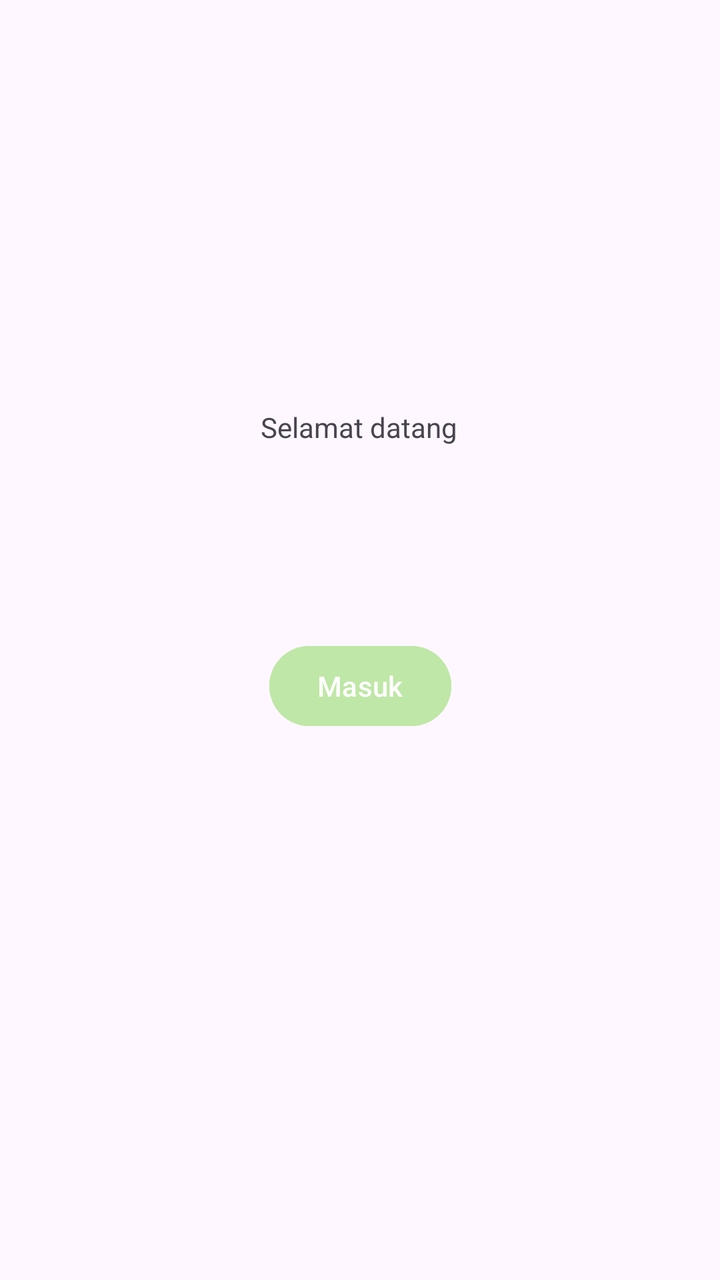
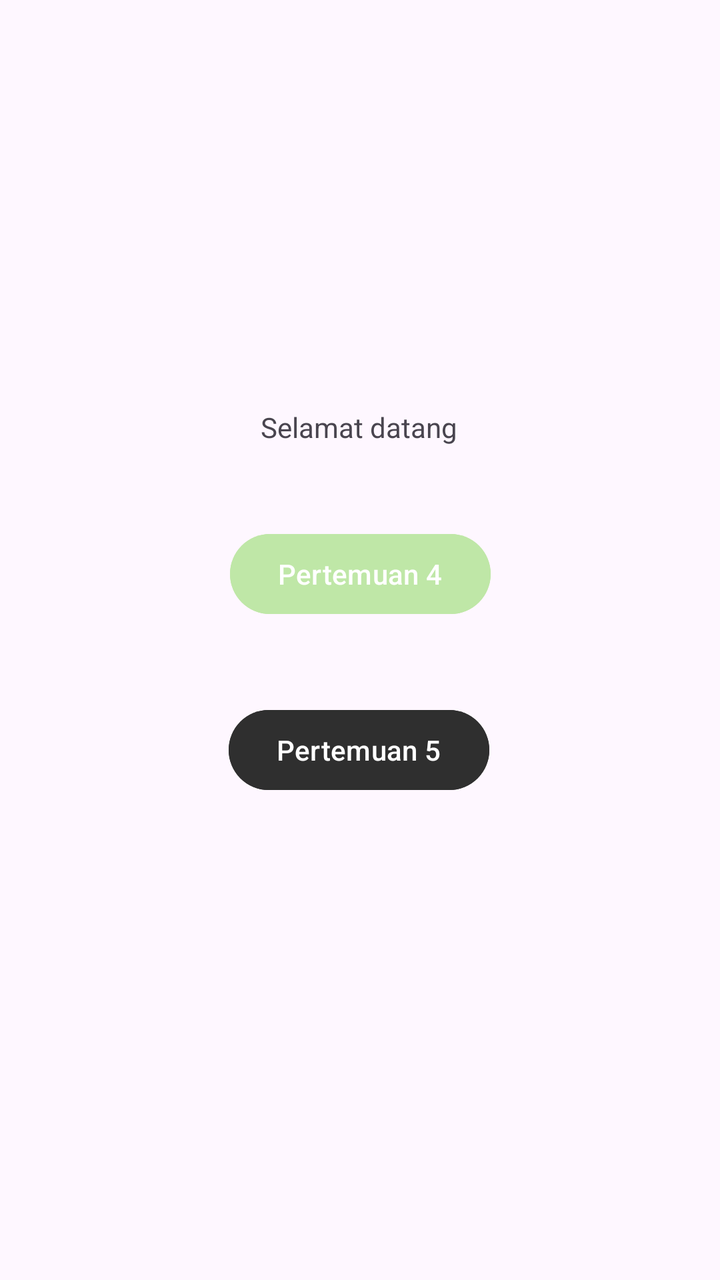

Two renders of the same Android screen: before a commit and after it. Below are the layout's source before the change and the commit's diff.
<!-- AndroidManifest.xml: application theme Theme.Aisyah3TIF -->
<!-- res/layout/activity_main.xml -->
<?xml version="1.0" encoding="utf-8"?>
<androidx.constraintlayout.widget.ConstraintLayout xmlns:android="http://schemas.android.com/apk/res/android"
    xmlns:app="http://schemas.android.com/apk/res-auto"
    xmlns:tools="http://schemas.android.com/tools"
    android:id="@+id/main"
    android:layout_width="match_parent"
    android:layout_height="match_parent"
    tools:context=".MainActivity">

    <Button
        android:id="@+id/btnToFourth"
        android:layout_width="wrap_content"
        android:layout_height="wrap_content"
        android:layout_marginTop="96dp"
        android:text="Masuk"
        android:backgroundTint="@color/hijau_semangka"
        app:layout_constraintEnd_toEndOf="parent"
        app:layout_constraintStart_toStartOf="parent"
        app:layout_constraintTop_toBottomOf="@+id/kirim" />

    <TextView
        android:id="@+id/kirim"
        android:layout_width="wrap_content"
        android:layout_height="wrap_content"
        android:layout_marginTop="204dp"
        android:text="Selamat datang"
        app:layout_constraintEnd_toEndOf="parent"
        app:layout_constraintHorizontal_bias="0.498"
        app:layout_constraintStart_toStartOf="parent"
        app:layout_constraintTop_toTopOf="parent" />

</androidx.constraintlayout.widget.ConstraintLayout>
<!-- resources referenced by this layout -->
<resources>
  <color name="hijau_semangka">#BFE7A7</color>
  <style name="Theme.Aisyah3TIF" parent="Base.Theme.Aisyah3TIF" />
  <style name="Base.Theme.Aisyah3TIF" parent="Theme.Material3.DayNight.NoActionBar">
          
          
      </style>
</resources>

<!-- the commit's change to res/layout/activity_main.xml (unified diff, before → after) -->
@@ -11,9 +11,9 @@
         android:id="@+id/btnToFourth"
         android:layout_width="wrap_content"
         android:layout_height="wrap_content"
-        android:layout_marginTop="96dp"
-        android:text="Masuk"
+        android:layout_marginTop="40dp"
         android:backgroundTint="@color/hijau_semangka"
+        android:text="Pertemuan 4"
         app:layout_constraintEnd_toEndOf="parent"
         app:layout_constraintStart_toStartOf="parent"
         app:layout_constraintTop_toBottomOf="@+id/kirim" />
@@ -29,4 +29,16 @@
         app:layout_constraintStart_toStartOf="parent"
         app:layout_constraintTop_toTopOf="parent" />
 
+    <Button
+        android:id="@+id/btnFifth"
+        android:layout_width="wrap_content"
+        android:layout_height="wrap_content"
+        android:backgroundTint="@color/abu_tua"
+        android:layout_marginTop="40dp"
+        android:text="Pertemuan 5"
+        app:layout_constraintEnd_toEndOf="parent"
+        app:layout_constraintHorizontal_bias="0.498"
+        app:layout_constraintStart_toStartOf="parent"
+        app:layout_constraintTop_toBottomOf="@+id/btnToFourth" />
+
 </androidx.constraintlayout.widget.ConstraintLayout>
<!-- resource entries referenced after the edit -->
@@ -1,5 +1,6 @@
 <!-- resources referenced by this layout -->
 <resources>
+  <color name="abu_tua">#2F2F2F</color>
   <color name="hijau_semangka">#BFE7A7</color>
   <style name="Theme.Aisyah3TIF" parent="Base.Theme.Aisyah3TIF" />
   <style name="Base.Theme.Aisyah3TIF" parent="Theme.Material3.DayNight.NoActionBar">
